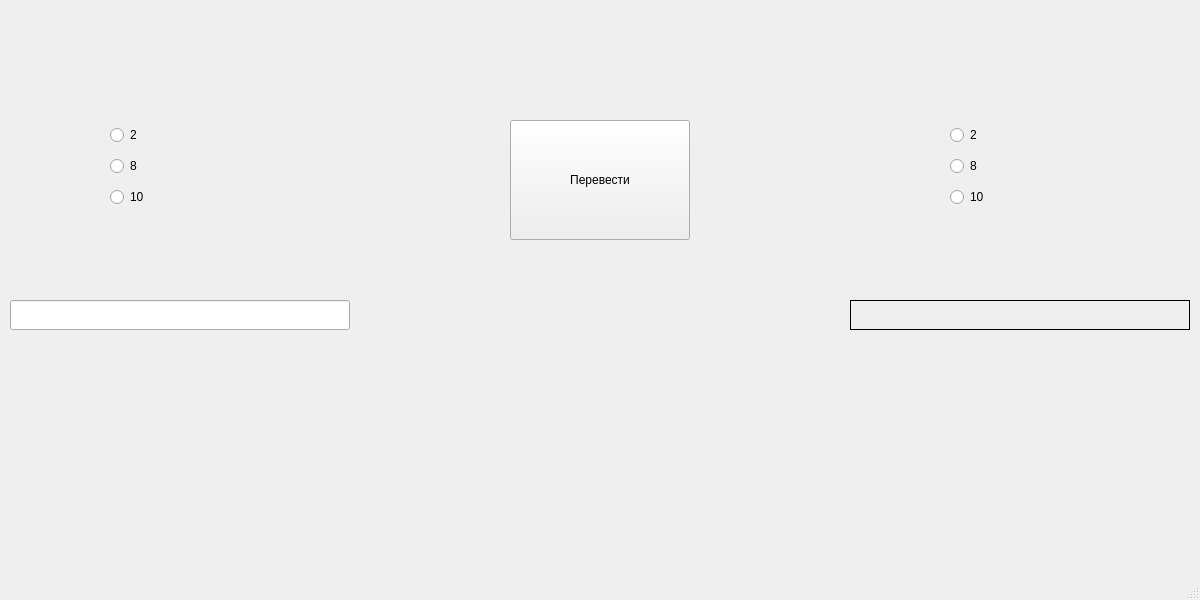
Old version of the form OPlab1/mainwindow.ui in the repository loultl/mylabs.
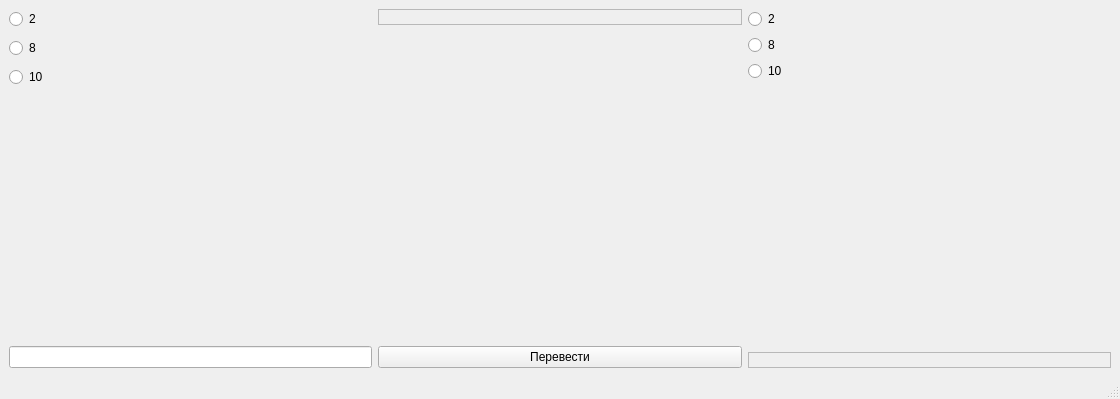
New version of the form.

Patch:
```diff
--- a/OPlab1/mainwindow.ui
+++ b/OPlab1/mainwindow.ui
@@ -6,8 +6,8 @@
    <rect>
     <x>0</x>
     <y>0</y>
-    <width>1200</width>
-    <height>600</height>
+    <width>1120</width>
+    <height>399</height>
    </rect>
   </property>
   <property name="sizePolicy">
@@ -20,14 +20,77 @@
    <string>MainWindow</string>
   </property>
   <widget class="QWidget" name="centralwidget">
+   <layout class="QHBoxLayout" name="horizontalLayout">
+    <item>
+     <layout class="QVBoxLayout" name="input">
+      <property name="spacing">
+       <number>9</number>
+      </property>
+      <item>
+       <layout class="QVBoxLayout" name="inputNumSys">
+        <item>
+         <widget class="QRadioButton" name="inBinSys">
+          <property name="text">
+           <string>2</string>
+          </property>
+         </widget>
+        </item>
+        <item>
+         <widget class="QRadioButton" name="inOctSys">
+          <property name="text">
+           <string>8</string>
+          </property>
+         </widget>
+        </item>
+        <item>
+         <widget class="QRadioButton" name="inDecSys">
+          <property name="text">
+           <string>10</string>
+          </property>
+         </widget>
+        </item>
+       </layout>
+      </item>
+      <item>
+       <spacer name="verticalSpacer">
+        <property name="orientation">
+         <enum>Qt::Vertical</enum>
+        </property>
+        <property name="sizeHint" stdset="0">
+         <size>
+          <width>20</width>
+          <height>40</height>
+         </size>
+        </property>
+       </spacer>
+      </item>
+      <item>
+       <spacer name="horizontalSpacer_3">
+        <property name="orientation">
+         <enum>Qt::Horizontal</enum>
+        </property>
+        <property name="sizeHint" stdset="0">
+         <size>
+          <width>40</width>
+          <height>20</height>
+         </size>
+        </property>
+       </spacer>
+      </item>
+      <item>
+       <widget class="QLineEdit" name="inputValue"/>
+      </item>
+     </layout>
+    </item>
+    <item>
+     <layout class="QVBoxLayout" name="verticalLayout">
+      <property name="sizeConstraint">
+       <enum>QLayout::SetMaximumSize</enum>
+      </property>
+      <item>
    <widget class="QLabel" name="errorLine">
-    <property name="geometry">
-     <rect>
-      <x>390</x>
-      <y>70</y>
-      <width>441</width>
-      <height>41</height>
-     </rect>
+        <property name="enabled">
+         <bool>true</bool>
     </property>
     <property name="sizePolicy">
      <sizepolicy hsizetype="Minimum" vsizetype="Maximum">
@@ -35,101 +98,59 @@
       <verstretch>0</verstretch>
      </sizepolicy>
     </property>
-    <property name="text">
-     <string/>
-    </property>
-   </widget>
-   <widget class="QLabel" name="translatedValue">
-    <property name="geometry">
-     <rect>
-      <x>850</x>
-      <y>300</y>
-      <width>340</width>
-      <height>30</height>
-     </rect>
-    </property>
-    <property name="sizePolicy">
-     <sizepolicy hsizetype="Minimum" vsizetype="Minimum">
-      <horstretch>0</horstretch>
-      <verstretch>0</verstretch>
-     </sizepolicy>
-    </property>
     <property name="frameShape">
-     <enum>QFrame::Panel</enum>
-    </property>
-    <property name="frameShadow">
-     <enum>QFrame::Plain</enum>
+         <enum>QFrame::StyledPanel</enum>
     </property>
     <property name="text">
      <string/>
     </property>
    </widget>
+      </item>
+      <item>
+       <spacer name="verticalSpacer_3">
+        <property name="orientation">
+         <enum>Qt::Vertical</enum>
+        </property>
+        <property name="sizeType">
+         <enum>QSizePolicy::Expanding</enum>
+        </property>
+        <property name="sizeHint" stdset="0">
+         <size>
+          <width>20</width>
+          <height>40</height>
+         </size>
+        </property>
+       </spacer>
+      </item>
+      <item>
+       <spacer name="horizontalSpacer_2">
+        <property name="orientation">
+         <enum>Qt::Horizontal</enum>
+        </property>
+        <property name="sizeHint" stdset="0">
+         <size>
+          <width>40</width>
+          <height>20</height>
+         </size>
+        </property>
+       </spacer>
+      </item>
+      <item>
    <widget class="QPushButton" name="translateButton">
-    <property name="geometry">
-     <rect>
-      <x>510</x>
-      <y>120</y>
-      <width>180</width>
-      <height>120</height>
-     </rect>
-    </property>
     <property name="text">
      <string>Перевести</string>
     </property>
    </widget>
-   <widget class="QLineEdit" name="inputValue">
-    <property name="geometry">
-     <rect>
-      <x>10</x>
-      <y>300</y>
-      <width>340</width>
-      <height>30</height>
-     </rect>
-    </property>
-   </widget>
-   <widget class="QWidget" name="">
-    <property name="geometry">
-     <rect>
-      <x>110</x>
-      <y>120</y>
-      <width>47</width>
-      <height>94</height>
-     </rect>
-    </property>
-    <layout class="QVBoxLayout" name="verticalLayout">
-     <item>
-      <widget class="QRadioButton" name="inBinSys">
-       <property name="text">
-        <string>2</string>
-       </property>
-      </widget>
-     </item>
-     <item>
-      <widget class="QRadioButton" name="inOctSys">
-       <property name="text">
-        <string>8</string>
-       </property>
-      </widget>
-     </item>
-     <item>
-      <widget class="QRadioButton" name="inDecSys">
-       <property name="text">
-        <string>10</string>
-       </property>
-      </widget>
-     </item>
-    </layout>
-   </widget>
-   <widget class="QWidget" name="">
-    <property name="geometry">
-     <rect>
-      <x>950</x>
-      <y>120</y>
-      <width>47</width>
-      <height>94</height>
-     </rect>
-    </property>
-    <layout class="QVBoxLayout" name="verticalLayout_2">
+      </item>
+     </layout>
+    </item>
+    <item>
+     <layout class="QVBoxLayout" name="output">
+      <item>
+       <layout class="QVBoxLayout" name="outputNumSys">
+        <property name="rightMargin">
+         <number>0</number>
+        </property>
      <item>
       <widget class="QRadioButton" name="outBinSys">
        <property name="text">
@@ -152,7 +173,55 @@
       </widget>
      </item>
     </layout>
-   </widget>
+      </item>
+      <item>
+       <spacer name="horizontalSpacer">
+        <property name="orientation">
+         <enum>Qt::Horizontal</enum>
+        </property>
+        <property name="sizeHint" stdset="0">
+         <size>
+          <width>40</width>
+          <height>20</height>
+         </size>
+        </property>
+       </spacer>
+      </item>
+      <item>
+       <spacer name="verticalSpacer_2">
+        <property name="orientation">
+         <enum>Qt::Vertical</enum>
+        </property>
+        <property name="sizeHint" stdset="0">
+         <size>
+          <width>20</width>
+          <height>40</height>
+         </size>
+        </property>
+       </spacer>
+      </item>
+      <item>
+       <widget class="QLabel" name="translatedValue">
+        <property name="sizePolicy">
+         <sizepolicy hsizetype="Minimum" vsizetype="Minimum">
+          <horstretch>0</horstretch>
+          <verstretch>0</verstretch>
+         </sizepolicy>
+        </property>
+        <property name="frameShape">
+         <enum>QFrame::StyledPanel</enum>
+        </property>
+        <property name="frameShadow">
+         <enum>QFrame::Raised</enum>
+        </property>
+        <property name="text">
+         <string/>
+        </property>
+       </widget>
+      </item>
+     </layout>
+    </item>
+   </layout>
   </widget>
   <widget class="QMenuBar" name="menubar">
    <property name="geometry">
```
Left out of the diff: 2 changed lines with no effect on the pictures. Lines whose indentation alone changed are shown as unchanged.
